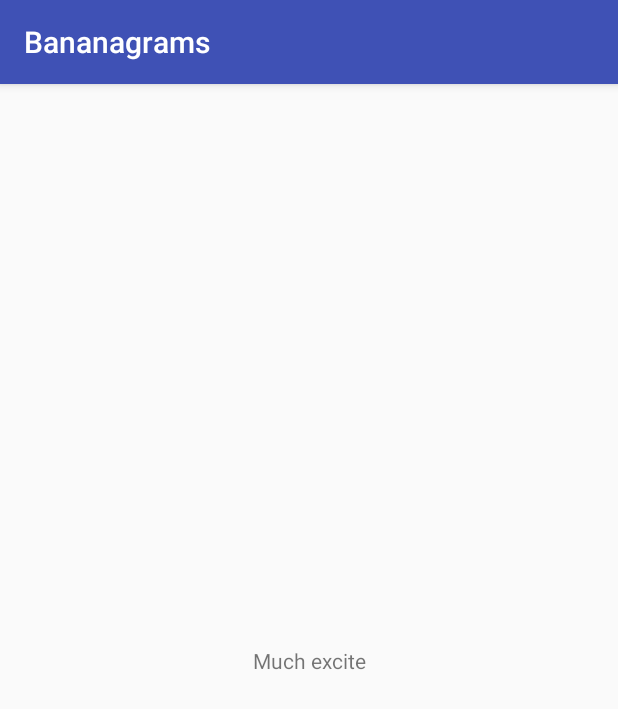
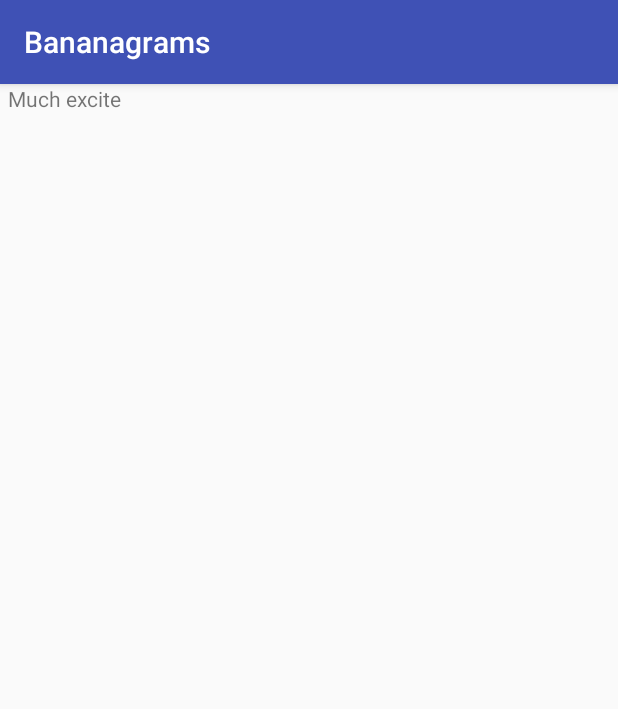
Before and after one commit to aamirhatim/advanced_mechatronics, an Android app: the screen it shows after launch (MainActivity), on a phone screen of 412 x 824 dp. Shown: the top 709 px of the screen. Run offline under Robolectric (Android 15) with nearby library versions, the phone set to English and light mode, and no system bars.

Commit message:
Add linear layout

```diff
--- a/hw12/app/src/main/res/layout/activity_main.xml
+++ b/hw12/app/src/main/res/layout/activity_main.xml
@@ -5,6 +5,13 @@
     android:layout_width="match_parent"
     android:layout_height="match_parent"
     tools:context=".MainActivity">
+
+    <LinearLayout
+        android:layout_width="fill_parent"
+        android:layout_height="wrap_content"
+        android:layout_margin="5dp"
+        android:orientation="vertical"
+        android:visibility="visible">
 
         <TextView
             android:layout_width="wrap_content"
@@ -15,4 +22,8 @@
             app:layout_constraintRight_toRightOf="parent"
             app:layout_constraintTop_toTopOf="parent" />
 
+    </LinearLayout>
+
+
+
 </android.support.constraint.ConstraintLayout>
```
Lines whose indentation alone changed are shown as unchanged.
